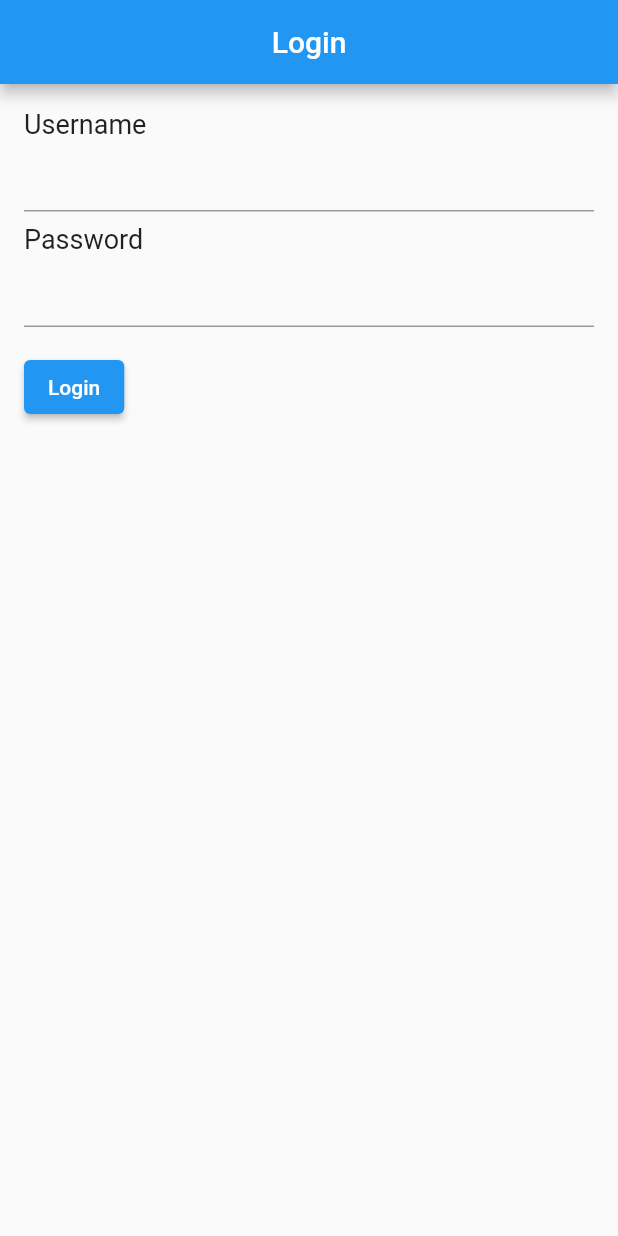
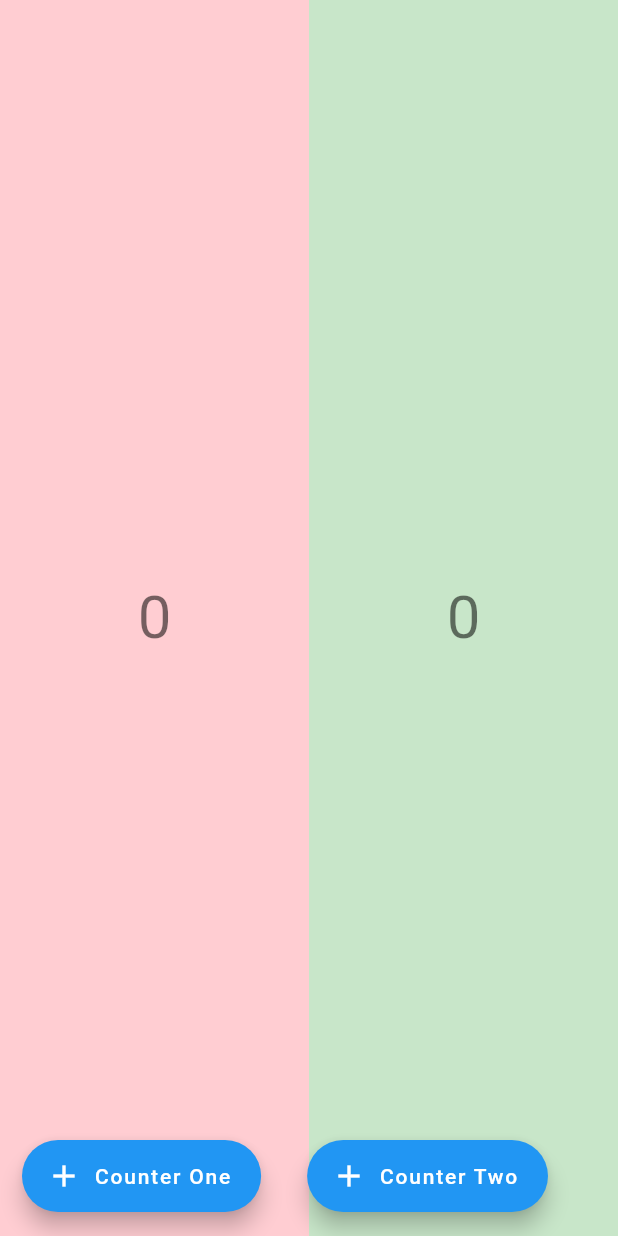
Before and after one commit to shravan-chilka-csi/flutter_training, a Flutter app: the screen it shows after launch, on a phone screen of 412 x 824 dp. Run offline on Flutter 3.47's test engine with Material 2 defaults, Android fonts, the phone set to English and light mode, and no system bars.

Commit message:
excercise-6

```diff
--- a/lib/main.dart
+++ b/lib/main.dart
@@ -1,6 +1,8 @@
+import 'dart:developer';
+
 import 'package:flutter/material.dart';
-import 'package:flutter_training/view_model/catalog_view_model.dart';
-import 'package:flutter_training/views/login_view.dart';
+import 'package:flutter_training/view/counter_view.dart';
+import 'package:flutter_training/view_model/counter_view_model.dart';
 import 'package:provider/provider.dart';
 
 void main() {
@@ -15,12 +17,12 @@ class MyApp extends StatelessWidget {
     return MultiProvider(
       providers: [
         ChangeNotifierProvider(
-          create: (context) => CatalogViewModel(),
+          create: (context) => CounterViewModel(),
         ),
       ],
       child: const MaterialApp(
         debugShowCheckedModeBanner: false,
-        home: LoginView(),
+        home: CounterView(),
       ),
     );
   }
--- a/lib/models/catalog_model.dart
+++ /dev/null
@@ -1,19 +0,0 @@
-import 'dart:developer';
-
-import 'package:flutter/material.dart';
-
-class CatalogModel {
-  final String name;
-  final Color color;
-  final double price;
-
-  CatalogModel({
-    required this.name,
-    required this.color,
-    required this.price,
-  });
-
-  void printDetails() {
-    log('CatalogModel( name : $name, price : $price)');
-  }
-}
--- /dev/null
+++ b/lib/view/counter_view.dart
@@ -0,0 +1,74 @@
+import 'dart:developer';
+import 'package:flutter/material.dart';
+import 'package:flutter_training/view_model/counter_view_model.dart';
+import 'package:provider/provider.dart';
+
+class CounterView extends StatelessWidget {
+  const CounterView({
+    super.key,
+  });
+
+  @override
+  Widget build(BuildContext context) {
+    log('build method called');
+    return Scaffold(
+      body: Row(
+        children: [
+          Expanded(
+            child: Container(
+              color: Colors.red.shade100,
+              alignment: Alignment.center,
+              child: Selector<CounterViewModel, int>(
+                selector: (context, counterViewModel) =>
+                    counterViewModel.counterOne,
+                builder: (context, counterOne, child) {
+                  log('build method from counterOne');
+                  return Text(
+                    counterOne.toString(),
+                    style: Theme.of(context).textTheme.headlineLarge,
+                  );
+                },
+              ),
+            ),
+          ),
+          Expanded(
+            child: Container(
+              color: Colors.green.shade100,
+              alignment: Alignment.center,
+              child: Selector<CounterViewModel, int>(
+                selector: (context, counterViewModel) =>
+                    counterViewModel.counterTwo,
+                builder: (context, counterTwo, child) {
+                  log('build method from counterTwo');
+                  return Text(
+                    counterTwo.toString(),
+                    style: Theme.of(context).textTheme.headlineLarge,
+                  );
+                },
+              ),
+            ),
+          ),
+        ],
+      ),
+      floatingActionButton: Row(
+        mainAxisAlignment: MainAxisAlignment.spaceEvenly,
+        children: [
+          FloatingActionButton.extended(
+            label: const Text('Counter One'),
+            onPressed: () {
+              context.read<CounterViewModel>().incrementCounterOne();
+            },
+            icon: const Icon(Icons.add),
+          ),
+          FloatingActionButton.extended(
+            label: const Text('Counter Two'),
+            onPressed: () {
+              context.read<CounterViewModel>().incrementCounterTwo();
+            },
+            icon: const Icon(Icons.add),
+          ),
+        ],
+      ),
+    );
+  }
+}
--- a/lib/view_model/catalog_view_model.dart
+++ /dev/null
@@ -1,58 +0,0 @@
-import 'package:flutter/material.dart';
-import 'package:flutter_training/models/catalog_model.dart';
-
-class CatalogViewModel extends ChangeNotifier {
-  List<CatalogModel> allCatalogModels = [
-    CatalogModel(
-      name: 'Red',
-      color: Colors.redAccent,
-      price: 400,
-    ),
-    CatalogModel(
-      name: 'Orange',
-      color: Colors.orangeAccent,
-      price: 700,
-    ),
-    CatalogModel(
-      name: 'Yellow',
-      color: Colors.yellowAccent,
-      price: 600,
-    ),
-    CatalogModel(
-      name: 'Purple',
-      color: Colors.purpleAccent,
-      price: 500,
-    ),
-    CatalogModel(
-      name: 'Green',
-      color: Colors.greenAccent,
-      price: 300,
-    ),
-    CatalogModel(
-      name: 'Blue',
-      color: Colors.blueAccent,
-      price: 100,
-    ),
-  ];
-  List<CatalogModel> addedCatalogModels = [];
-
-  void addCatalogModel(CatalogModel catalogModel) {
-    addedCatalogModels.add(catalogModel);
-    allCatalogModels.remove(catalogModel);
-    notifyListeners();
-  }
-
-  void removeCatalogModel(CatalogModel catalogModel) {
-    addedCatalogModels.remove(catalogModel);
-    allCatalogModels.add(catalogModel);
-    notifyListeners();
-  }
-
-  double getTotalPrice() {
-    double sum = 0;
-    for (CatalogModel catalogModel in addedCatalogModels) {
-      sum = sum + catalogModel.price;
-    }
-    return sum;
-  }
-}
--- /dev/null
+++ b/lib/view_model/counter_view_model.dart
@@ -0,0 +1,16 @@
+import 'package:flutter/material.dart';
+
+class CounterViewModel extends ChangeNotifier {
+  int counterOne = 0;
+  int counterTwo = 0;
+
+  void incrementCounterOne() {
+    counterOne++;
+    notifyListeners();
+  }
+
+  void incrementCounterTwo() {
+    counterTwo++;
+    notifyListeners();
+  }
+}
--- a/lib/views/login_view.dart
+++ /dev/null
@@ -1,116 +0,0 @@
-import 'dart:developer';
-
-import 'package:flutter/material.dart';
-import 'package:flutter_training/views/catalog_view.dart';
-
-class LoginView extends StatefulWidget {
-  const LoginView({
-    super.key,
-  });
-
-  @override
-  State<LoginView> createState() => _LoginViewState();
-}
-
-class _LoginViewState extends State<LoginView> {
-  final TextEditingController userNameController = TextEditingController();
-  final TextEditingController passwordController = TextEditingController();
-
-  @override
-  void initState() {
-    log('initState');
-    super.initState();
-  }
-
-  @override
-  void didChangeDependencies() {
-    log('didChangeDependencies');
-    super.didChangeDependencies();
-  }
-
-  @override
-  Widget build(BuildContext context) {
-    log('build');
-    return Scaffold(
-      appBar: AppBar(
-        title: const Text('Login'),
-        centerTitle: true,
-      ),
-      body: Padding(
-        padding: const EdgeInsets.all(16),
-        child: Column(
-          crossAxisAlignment: CrossAxisAlignment.start,
-          children: [
-            const Text(
-              'Username',
-              style: TextStyle(
-                fontSize: 18,
-                fontWeight: FontWeight.w400,
-              ),
-            ),
-            TextField(
-              controller: userNameController,
-            ),
-            const SizedBox(
-              height: 8,
-            ),
-            const Text(
-              'Password',
-              style: TextStyle(
-                fontSize: 18,
-                fontWeight: FontWeight.w400,
-              ),
-            ),
-            TextField(
-              controller: passwordController,
-              obscureText: true,
-              obscuringCharacter: '*',
-            ),
-            const SizedBox(
-              height: 16,
-            ),
-            ElevatedButton(
-              onPressed: () {
-                loginClickEvent();
-              },
-              child: const Text('Login'),
-            )
-          ],
-        ),
-      ),
-    );
-  }
-
-  void loginClickEvent() {
-    final userName = userNameController.text;
-    final password = passwordController.text;
-    if (userName == 'admin' && password == '12345678') {
-      ScaffoldMessenger.of(context).showSnackBar(
-        SnackBar(
-          content: const Text('Welcome back!'),
-          backgroundColor: Colors.green.shade300,
-        ),
-      );
-      Navigator.of(context).pushReplacement(
-        MaterialPageRoute(
-          builder: (context) => const CatalogView(),
-        ),
-      );
-    } else {
-      ScaffoldMessenger.of(context).showSnackBar(
-        SnackBar(
-          content: const Text('Invalid credentials!'),
-          backgroundColor: Colors.red.shade300,
-        ),
-      );
-    }
-  }
-
-  @override
-  void dispose() {
-    log('dispose');
-    userNameController.dispose();
-    passwordController.dispose();
-    super.dispose();
-  }
-}
```
Also changed, not shown: lib/views/cart_view.dart (deleted, +0 -71 lines), lib/views/catalog_view.dart (deleted, +0 -97 lines), lib/widgets/catalog_widget.dart (deleted, +0 -59 lines).
